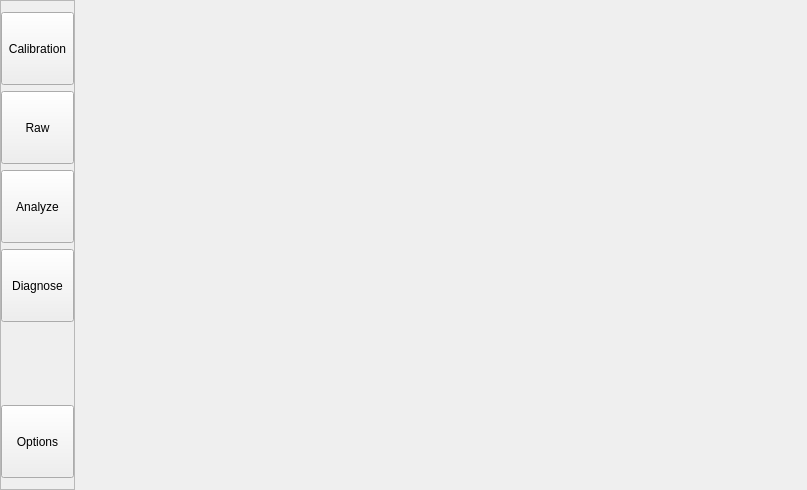
Above: mainwindow.ui from polovik/asa before the change. Below: the same form after it.
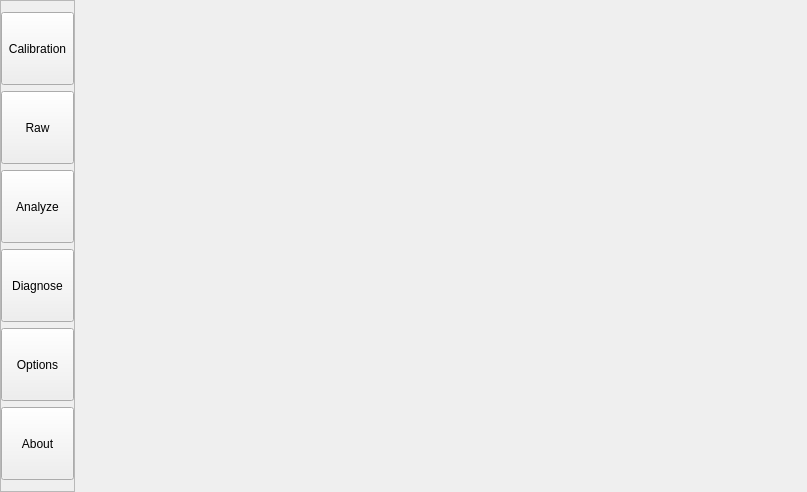
That is the form after the change.

Commit message: Added form "About".

Diff of the .ui file:
```diff
--- a/mainwindow.ui
+++ b/mainwindow.ui
@@ -174,6 +174,19 @@
          </property>
         </widget>
        </item>
+       <item>
+        <widget class="QPushButton" name="buttonAbout">
+         <property name="minimumSize">
+          <size>
+           <width>73</width>
+           <height>73</height>
+          </size>
+         </property>
+         <property name="text">
+          <string>About</string>
+         </property>
+        </widget>
+       </item>
       </layout>
      </widget>
     </item>
```
The commit also changes 11 other files.
